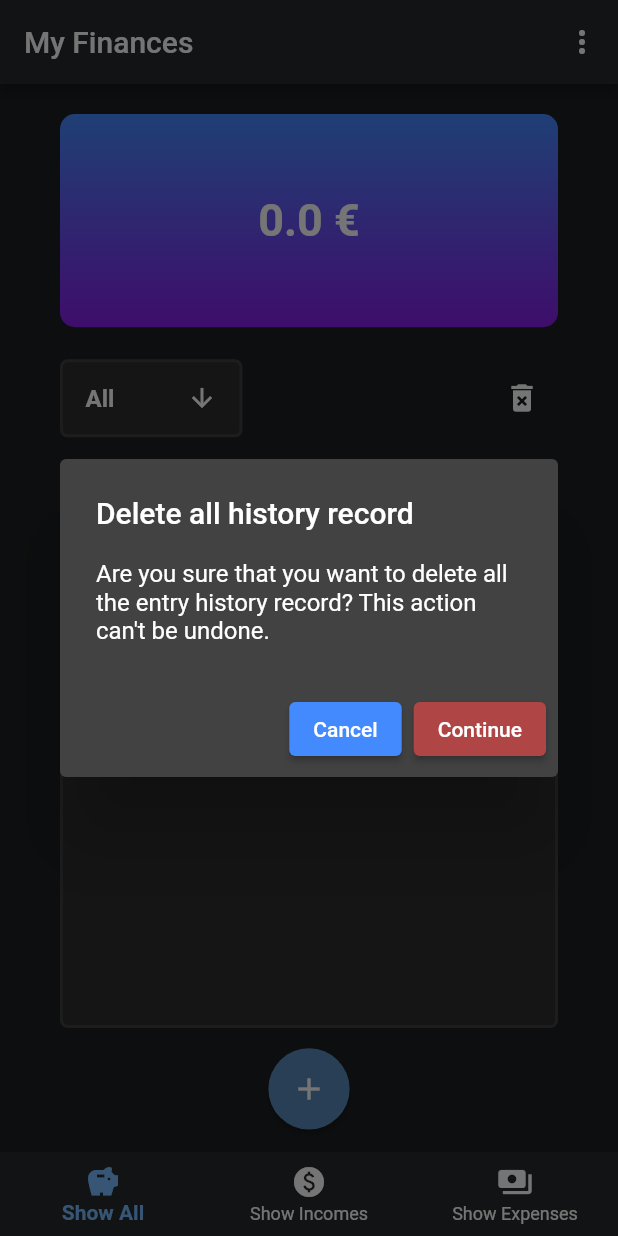
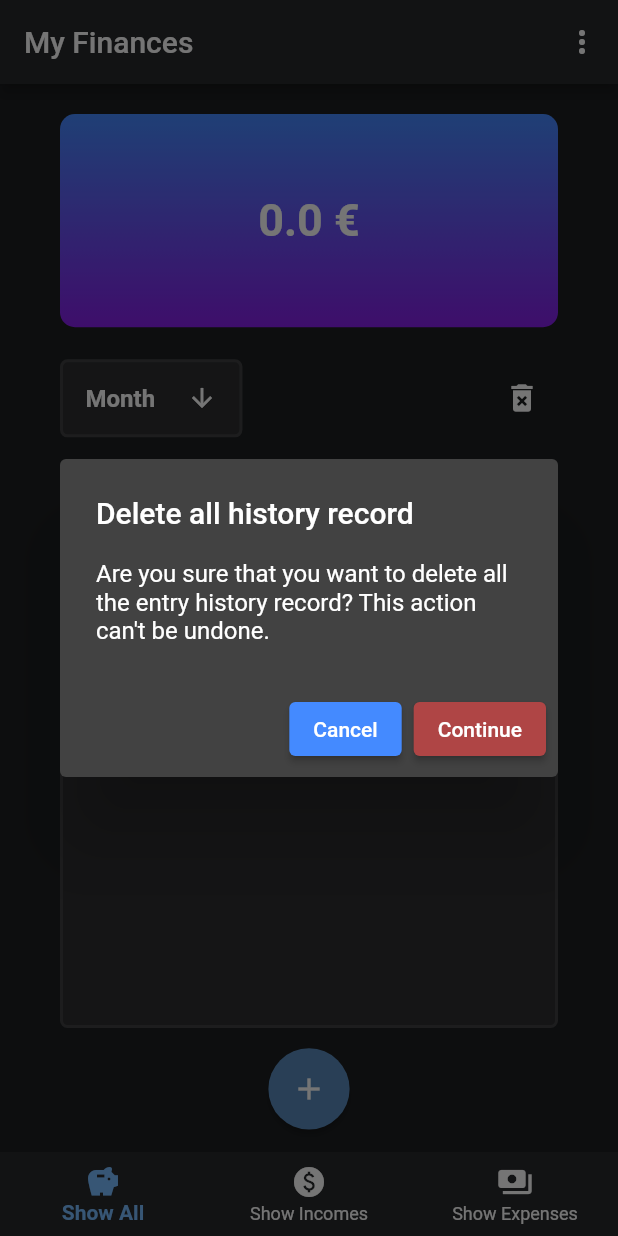
Before and after one commit to PolRecasensSarra/MyFinances, a Flutter app: the screen it shows after launch, after a tap on the "delete forever" icon, on a phone screen of 412 x 824 dp. Run offline on Flutter 3.47's test engine with Material 2 defaults, Android fonts, the phone set to English and light mode, and no system bars.

Commit message:
improved filters

```diff
--- a/finance_app/lib/FinancePage.dart
+++ b/finance_app/lib/FinancePage.dart
@@ -23,10 +23,8 @@ class _FinancePageState extends State<FinancePage> {
   ViewTypes _selectedViewType = ViewTypes.all;
   // Local entry list modified by the view selected type.
   List<Entry> entryListByView = [];
-  // Get the list of filters.
-  List<String> filterList = Utils.filters;
-  // Filter selected by the drop down menu.
-  late String filterSelected = filterList.first;
+  // Selected filter.
+  String? filterSelected = Utils.filtersMap[Filters.month];
 
   // Info Manager instance.
   InfoManager infoManager = InfoManager();
@@ -429,7 +427,7 @@ class _FinancePageState extends State<FinancePage> {
   void updateEntriesByFilter() {
     List<Entry> tmpEntryList = [];
     for (Entry entry in entryListByView) {
-      if (Utils.filterEntryByDate(entry.date, filterSelected)) {
+      if (Utils.filterEntryByDate(entry.date, filterSelected!)) {
         tmpEntryList.add(entry);
       }
     }
@@ -467,7 +465,7 @@ class _FinancePageState extends State<FinancePage> {
           height: 0,
         ),
         focusColor: const Color.fromARGB(255, 45, 48, 51),
-        items: filterList.map((String filter) {
+        items: Utils.filtersMap.values.map((String filter) {
           return DropdownMenuItem(
             value: filter,
             child: Text(
--- a/finance_app/lib/Utils.dart
+++ b/finance_app/lib/Utils.dart
@@ -1,20 +1,22 @@
-import 'dart:async';
 import 'dart:io';
 import 'package:flutter/material.dart';
 import 'package:intl/intl.dart';
 
+// Enum of all possible filters.
+enum Filters { all, day, week, month, halfyear, year }
+
 class Utils {
   // Decimal precision.
   static int decimalPrecission = 2;
-  // List of all filters.
-  static List<String> filters = [
-    "All",
-    "Day",
-    "Week",
-    "Month",
-    "6 months",
-    "Year"
-  ];
+  // Map with all the possible filters.
+  static Map<Filters, String> filtersMap = {
+    Filters.all: "All",
+    Filters.day: "Day",
+    Filters.week: "Week",
+    Filters.month: "Month",
+    Filters.halfyear: "6 months",
+    Filters.year: "Year"
+  };
 
   // Method that given a date time, formats it to day of the week if the date time is inside the current week or the day-month otherwise.
   // @param dateTime String the stored date time.
```
